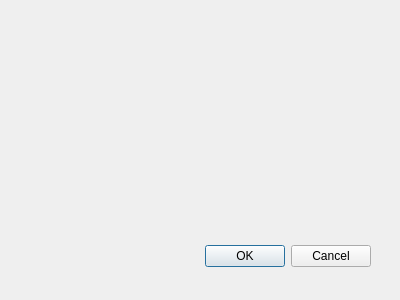
Above: document_linker_dialog_base.ui from ponceta/DocLinker before the change. Below: the same form after it.
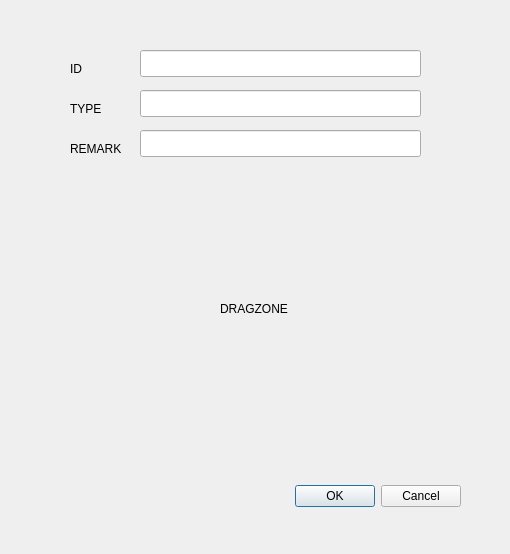
That is the form after the change.

Commit message: add custom ui for drag and drop

```diff
--- a/document_linker_dialog_base.ui
+++ b/document_linker_dialog_base.ui
@@ -1,22 +1,22 @@
 <ui version="4.0" >
  <class>DocumentLinkerDialogBase</class>
- <widget class="QDialog" name="DocumentLinkerDialogBase" >
-  <property name="geometry" >
+ <widget class="QDialog" name="DocumentLinkerDialogBase">
+  <property name="geometry">
    <rect>
     <x>0</x>
     <y>0</y>
-    <width>400</width>
-    <height>300</height>
+    <width>510</width>
+    <height>554</height>
    </rect>
   </property>
   <property name="windowTitle" >
    <string>Document Linker</string>
   </property>
-  <widget class="QDialogButtonBox" name="button_box" >
-   <property name="geometry" >
+  <widget class="QDialogButtonBox" name="button_box">
+   <property name="geometry">
     <rect>
-     <x>30</x>
-     <y>240</y>
+     <x>120</x>
+     <y>480</y>
      <width>341</width>
      <height>32</height>
     </rect>
@@ -28,6 +28,101 @@
     <set>QDialogButtonBox::Cancel|QDialogButtonBox::Ok</set>
    </property>
   </widget>
+  <widget class="QLabel" name="label_ID">
+   <property name="geometry">
+    <rect>
+     <x>70</x>
+     <y>60</y>
+     <width>58</width>
+     <height>17</height>
+    </rect>
+   </property>
+   <property name="text">
+    <string>ID</string>
+   </property>
+  </widget>
+  <widget class="QLabel" name="label_TYPE">
+   <property name="geometry">
+    <rect>
+     <x>70</x>
+     <y>100</y>
+     <width>58</width>
+     <height>17</height>
+    </rect>
+   </property>
+   <property name="text">
+    <string>TYPE</string>
+   </property>
+  </widget>
+  <widget class="QLabel" name="label_REMARK">
+   <property name="geometry">
+    <rect>
+     <x>70</x>
+     <y>140</y>
+     <width>58</width>
+     <height>17</height>
+    </rect>
+   </property>
+   <property name="text">
+    <string>REMARK</string>
+   </property>
+  </widget>
+  <widget class="QLineEdit" name="lineEdit_ID">
+   <property name="geometry">
+    <rect>
+     <x>140</x>
+     <y>50</y>
+     <width>281</width>
+     <height>27</height>
+    </rect>
+   </property>
+  </widget>
+  <widget class="QLineEdit" name="lineEdit_TYPE">
+   <property name="geometry">
+    <rect>
+     <x>140</x>
+     <y>90</y>
+     <width>281</width>
+     <height>27</height>
+    </rect>
+   </property>
+  </widget>
+  <widget class="QLineEdit" name="lineEdit_REMARK">
+   <property name="geometry">
+    <rect>
+     <x>140</x>
+     <y>130</y>
+     <width>281</width>
+     <height>27</height>
+    </rect>
+   </property>
+  </widget>
+  <widget class="QWidget" name="widget" native="true">
+   <property name="geometry">
+    <rect>
+     <x>60</x>
+     <y>190</y>
+     <width>391</width>
+     <height>281</height>
+    </rect>
+   </property>
+   <widget class="QLabel" name="dropzoneLabel">
+    <property name="geometry">
+     <rect>
+      <x>160</x>
+      <y>110</y>
+      <width>71</width>
+      <height>17</height>
+     </rect>
+    </property>
+    <property name="acceptDrops">
+     <bool>true</bool>
+    </property>
+    <property name="text">
+     <string>DRAGZONE</string>
+    </property>
+   </widget>
+  </widget>
  </widget>
  <resources/>
  <connections>
```
Left out of the diff: 33 changed lines with no effect on the pictures.
